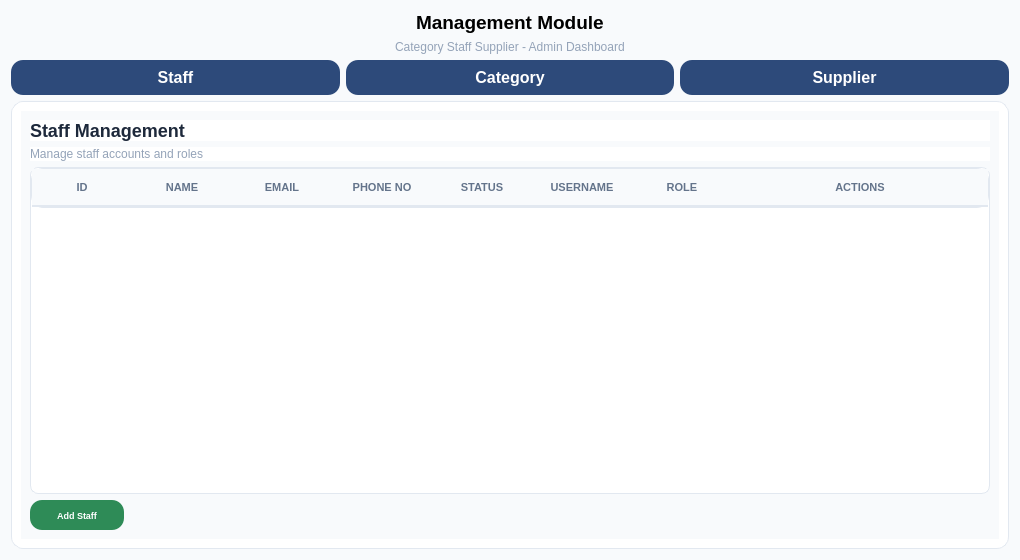
Above: ui/staff.ui from kriitikat/Sajilo-Bazarr before the change. Below: the same form after it.
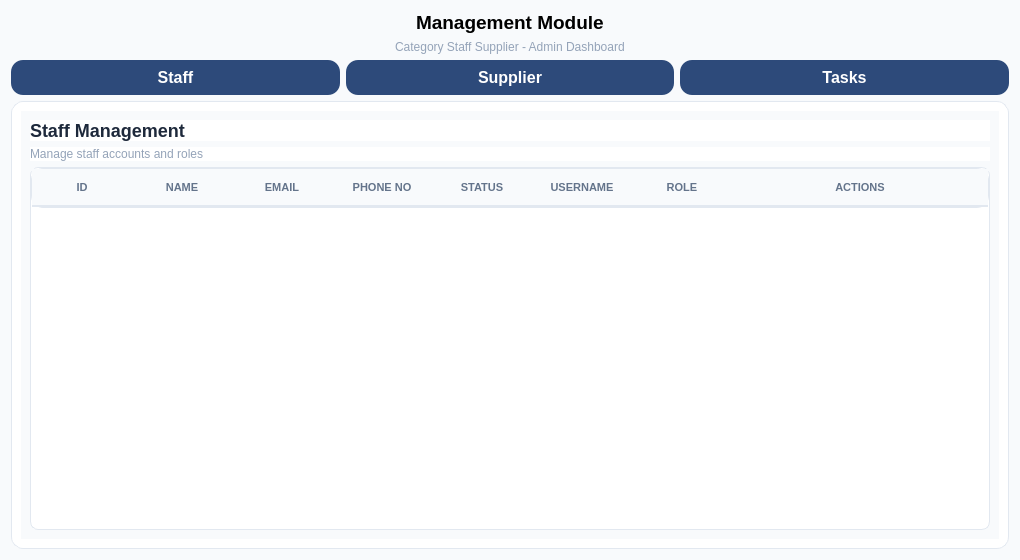
That is the form after the change.

Commit message: Improvements in Staff and Supplier pages

What changed in the file:
```diff
--- a/ui/staff.ui
+++ b/ui/staff.ui
@@ -122,28 +122,6 @@
        </property>
       </widget>
      </item>
-     <item>
-      <widget class="QPushButton" name="navCategoryBtn_3">
-       <property name="styleSheet">
-        <string notr="true">QPushButton {
-    background-color: #2D4A7A;
-    border: none;
-    padding: 8px 16px;
-    color: white;
-    font-weight: bold;
-    border-radius: 12px;
-}
-QPushButton:hover {
-    color: white;
-    background-color: #1B2A4A;
-    border-radius: 12px;
-}</string>
-       </property>
-       <property name="text">
-        <string>Category</string>
-       </property>
-      </widget>
-     </item>
      <item>
       <widget class="QPushButton" name="navSupplierBtn_3">
        <property name="styleSheet">
@@ -166,6 +144,28 @@
        </property>
       </widget>
      </item>
+     <item>
+      <widget class="QPushButton" name="navTasksBtn_3">
+       <property name="styleSheet">
+        <string notr="true">QPushButton {
+    background-color: #2D4A7A;
+    border: none;
+    padding: 8px 16px;
+    color: white;
+    font-weight: bold;
+    border-radius: 12px;
+}
+QPushButton:hover {
+    color: white;
+    background-color: #1B2A4A;
+    border-radius: 12px;
+}</string>
+       </property>
+       <property name="text">
+        <string>Tasks</string>
+       </property>
+      </widget>
+     </item>
     </layout>
    </item>
    <item>
@@ -319,48 +319,6 @@
            </column>
           </widget>
          </item>
-         <item>
-          <widget class="QPushButton" name="addStaffBtn_3">
-           <property name="minimumSize">
-            <size>
-             <width>90</width>
-             <height>30</height>
-            </size>
-           </property>
-           <property name="maximumSize">
-            <size>
-             <width>94</width>
-             <height>30</height>
-            </size>
-           </property>
-           <property name="font">
-            <font>
-             <family>Segoe UI</family>
-             <pointsize>-1</pointsize>
-             <bold>true</bold>
-            </font>
-           </property>
-           <property name="styleSheet">
-            <string notr="true">QPushButton {
-    background-color: #2E8B57;
-    border: none;
-    padding: 8px 16px;
-    color: white;
-    font-weight: bold;
-    border-radius: 12px;
-    font-family: "Segoe UI", Arial;
-    font-size: 9px;
-}
-QPushButton:hover {
-    color: white;
-    background-color: #0B6623;
-}</string>
-           </property>
-           <property name="text">
-            <string>Add Staff</string>
-           </property>
-          </widget>
-         </item>
         </layout>
        </widget>
       </item>
```
Left out of the diff: 70 changed lines with no effect on the pictures. The commit also changes 4 other files.
